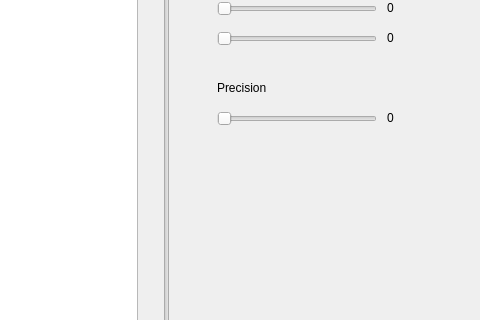
This is src/gui/mainwindow.ui in zhehangd/qjulia2 as Qt 5 draws it before an edit; both pictures show x 563 to 1043 and y 150 to 470 of the 1043 by 599 pixel window. The edited form follows.
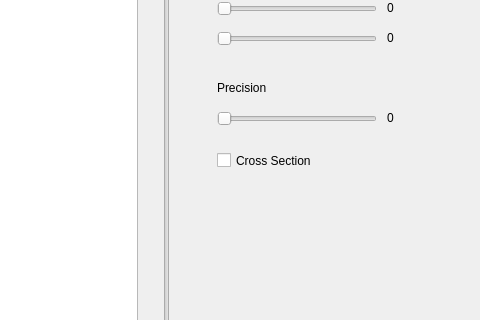
This is the edited form.

Patch:
```diff
--- a/src/gui/mainwindow.ui
+++ b/src/gui/mainwindow.ui
@@ -271,6 +271,19 @@
      <string>Precision</string>
     </property>
    </widget>
+   <widget class="QCheckBox" name="checkBoxCrossSection">
+    <property name="geometry">
+     <rect>
+      <x>780</x>
+      <y>300</y>
+      <width>131</width>
+      <height>21</height>
+     </rect>
+    </property>
+    <property name="text">
+     <string>Cross Section</string>
+    </property>
+   </widget>
   </widget>
   <widget class="QMenuBar" name="menubar">
    <property name="geometry">
```
